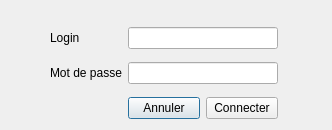
Before: the Qt Designer form TP_ASR/dialogconnexion.ui in RBFUZ/TP_STL, drawn with Qt 5.
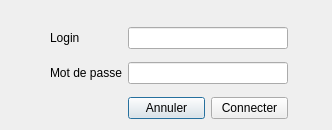
After: the same form once the commit is applied.

Commit message: patient class (unfinished .cpp) and somme renaming on other ui classes

Patch:
```diff
--- a/TP_ASR/dialogconnexion.ui
+++ b/TP_ASR/dialogconnexion.ui
@@ -18,7 +18,7 @@
     <rect>
      <x>50</x>
      <y>20</y>
-     <width>228</width>
+     <width>238</width>
      <height>106</height>
     </rect>
    </property>
```
Left out of the diff: 6 changed lines with no effect on the pictures. The commit also changes 6 other files.
